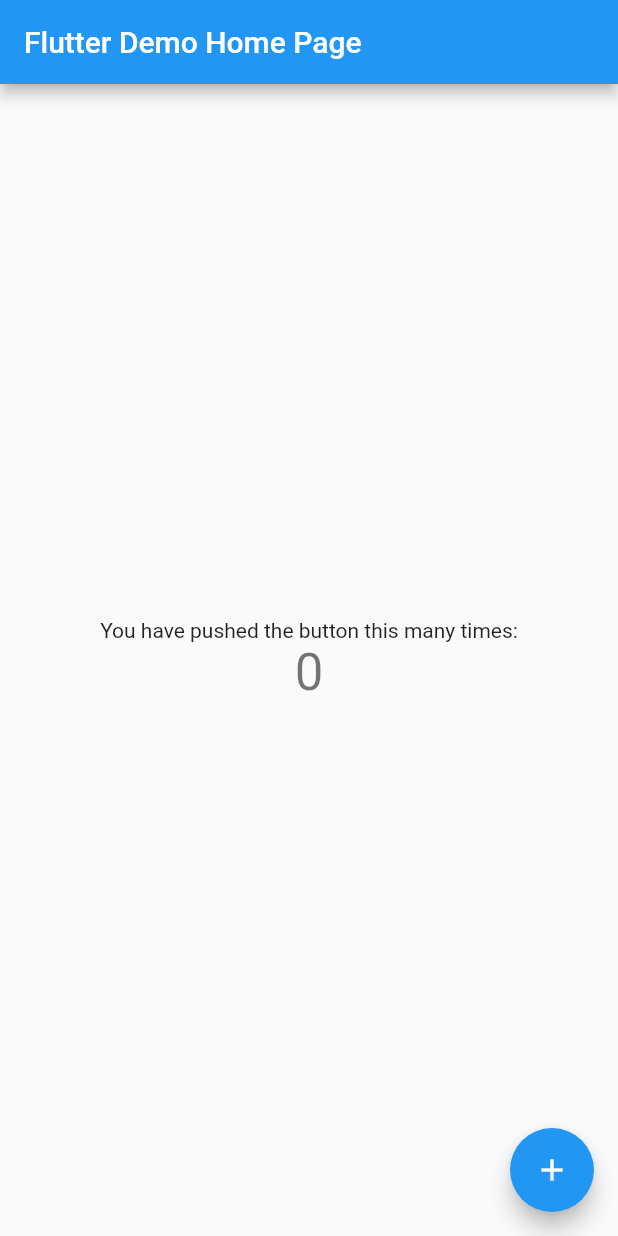
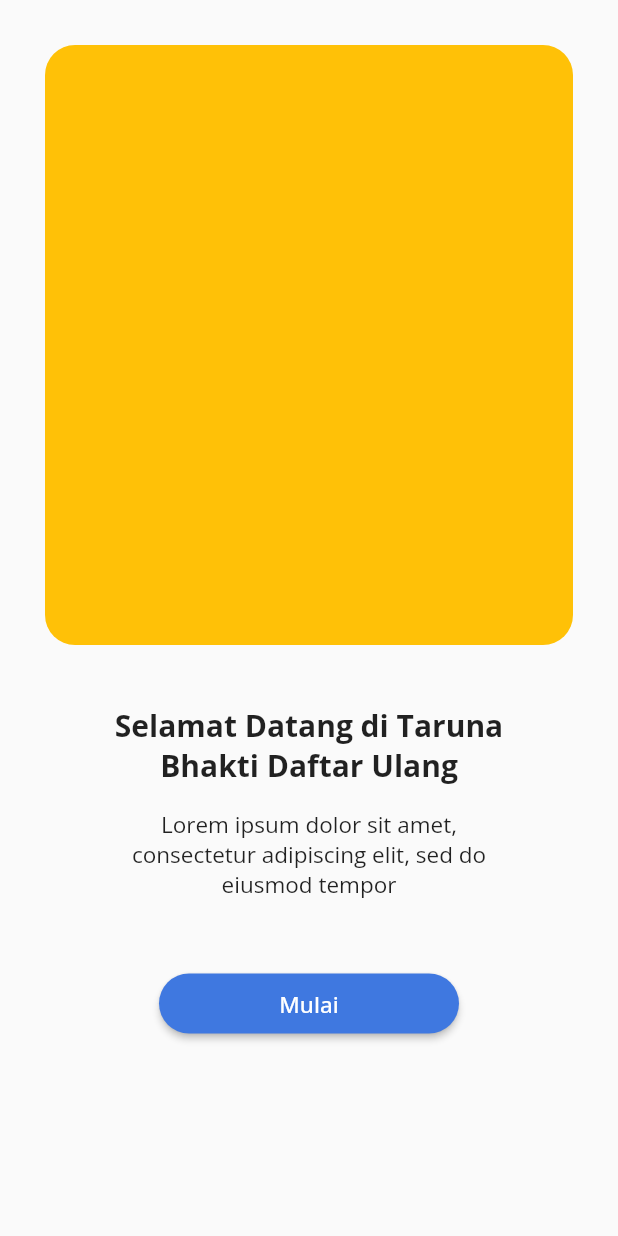
Before and after one commit to APL-Daftar-Ulang/APL-Daftar-Ulang, a Flutter app: the screen it shows after launch, on a phone screen of 412 x 824 dp. Run offline on Flutter 3.47's test engine with Material 2 defaults, Android fonts, the light colour scheme and no system bars; our stand-ins replace google_fonts.

Commit message:
Add Welcome Page

```diff
--- a/lib/main.dart
+++ b/lib/main.dart
@@ -1,3 +1,4 @@
+import 'package:apl_daftar_ulang/welcomePage.dart';
 import 'package:flutter/material.dart';
 
 void main() {
@@ -7,109 +8,12 @@
 class MyApp extends StatelessWidget {
   const MyApp({super.key});
 
-  // This widget is the root of your application.
   @override
   Widget build(BuildContext context) {
     return MaterialApp(
-      title: 'Flutter Demo',
-      theme: ThemeData(
-        // This is the theme of your application.
-        //
-        // Try running your application with "flutter run". You'll see the
-        // application has a blue toolbar. Then, without quitting the app, try
-        // changing the primarySwatch below to Colors.green and then invoke
-        // "hot reload" (press "r" in the console where you ran "flutter run",
-        // or simply save your changes to "hot reload" in a Flutter IDE).
-        // Notice that the counter didn't reset back to zero; the application
-        // is not restarted.
-        primarySwatch: Colors.blue,
-      ),
-      home: const MyHomePage(title: 'Flutter Demo Home Page'),
+      debugShowCheckedModeBanner: false,
+      home: welcomePage(),
+
     );
   }
 }
-
-class MyHomePage extends StatefulWidget {
-  const MyHomePage({super.key, required this.title});
-
-  // This widget is the home page of your application. It is stateful, meaning
-  // that it has a State object (defined below) that contains fields that affect
-  // how it looks.
-
-  // This class is the configuration for the state. It holds the values (in this
-  // case the title) provided by the parent (in this case the App widget) and
-  // used by the build method of the State. Fields in a Widget subclass are
-  // always marked "final".
-
-  final String title;
-
-  @override
-  State<MyHomePage> createState() => _MyHomePageState();
-}
-
-class _MyHomePageState extends State<MyHomePage> {
-  int _counter = 0;
-
-  void _incrementCounter() {
-    setState(() {
-      // This call to setState tells the Flutter framework that something has
-      // changed in this State, which causes it to rerun the build method below
-      // so that the display can reflect the updated values. If we changed
-      // _counter without calling setState(), then the build method would not be
-      // called again, and so nothing would appear to happen.
-      _counter++;
-    });
-  }
-
-  @override
-  Widget build(BuildContext context) {
-    // This method is rerun every time setState is called, for instance as done
-    // by the _incrementCounter method above.
-    //
-    // The Flutter framework has been optimized to make rerunning build methods
-    // fast, so that you can just rebuild anything that needs updating rather
-    // than having to individually change instances of widgets.
-    return Scaffold(
-      appBar: AppBar(
-        // Here we take the value from the MyHomePage object that was created by
-        // the App.build method, and use it to set our appbar title.
-        title: Text(widget.title),
-      ),
-      body: Center(
-        // Center is a layout widget. It takes a single child and positions it
-        // in the middle of the parent.
-        child: Column(
-          // Column is also a layout widget. It takes a list of children and
-          // arranges them vertically. By default, it sizes itself to fit its
-          // children horizontally, and tries to be as tall as its parent.
-          //
-          // Invoke "debug painting" (press "p" in the console, choose the
-          // "Toggle Debug Paint" action from the Flutter Inspector in Android
-          // Studio, or the "Toggle Debug Paint" command in Visual Studio Code)
-          // to see the wireframe for each widget.
-          //
-          // Column has various properties to control how it sizes itself and
-          // how it positions its children. Here we use mainAxisAlignment to
-          // center the children vertically; the main axis here is the vertical
-          // axis because Columns are vertical (the cross axis would be
-          // horizontal).
-          mainAxisAlignment: MainAxisAlignment.center,
-          children: <Widget>[
-            const Text(
-              'You have pushed the button this many times:',
-            ),
-            Text(
-              '$_counter',
-              style: Theme.of(context).textTheme.headlineMedium,
-            ),
-          ],
-        ),
-      ),
-      floatingActionButton: FloatingActionButton(
-        onPressed: _incrementCounter,
-        tooltip: 'Increment',
-        child: const Icon(Icons.add),
-      ), // This trailing comma makes auto-formatting nicer for build methods.
-    );
-  }
-}
--- /dev/null
+++ b/lib/welcomePage.dart
@@ -0,0 +1,84 @@
+import 'package:flutter/material.dart';
+import 'package:flutter/src/widgets/framework.dart';
+import 'package:flutter/src/widgets/placeholder.dart';
+import 'package:google_fonts/google_fonts.dart';
+
+class welcomePage extends StatefulWidget {
+  const welcomePage({super.key});
+
+  @override
+  State<welcomePage> createState() => _welcomePageState();
+}
+
+class _welcomePageState extends State<welcomePage> {
+  @override
+  Widget build(BuildContext context) {
+    return Scaffold(
+      body: Container(
+        padding: EdgeInsets.all(30),
+        child: Column(
+          children: [
+            Container(
+              width: double.infinity,
+              height: 400,
+              decoration: BoxDecoration(
+                color: Colors.amber,
+                borderRadius: BorderRadius.circular(20),
+              ),
+            ),
+            SizedBox(
+              height: 40,
+            ),
+            Container(
+              padding: EdgeInsets.only(left: 35, right: 35),
+              child: Column(
+                children: [
+                  Text(
+                    'Selamat Datang di Taruna Bhakti Daftar Ulang',
+                    style: GoogleFonts.openSans(
+                        fontSize: 20, fontWeight: FontWeight.bold),
+                    textAlign: TextAlign.center,
+                  ),
+                  SizedBox(
+                    height: 15,
+                  ),
+                  Text(
+                    'Lorem ipsum dolor sit amet, consectetur adipiscing elit, sed do eiusmod tempor ',
+                    style: GoogleFonts.openSans(
+                      fontSize: 15,
+                    ),
+                    textAlign: TextAlign.center,
+                  ),
+                  SizedBox(
+                    height: 50,
+                  ),
+                  Container(
+                    width: 200,
+                    height: 40,
+                    child: ElevatedButton(
+                      onPressed: () {},
+                      child: Text(
+                        'Mulai',
+                        style: GoogleFonts.openSans(
+                            fontSize: 15, fontWeight: FontWeight.w500),
+                        textAlign: TextAlign.center,
+                      ),
+                      style: ButtonStyle(
+                        shape: MaterialStateProperty.all(
+                          RoundedRectangleBorder(
+                            borderRadius: BorderRadius.circular(20),
+                          ),
+                        ),
+                        backgroundColor:
+                            MaterialStatePropertyAll(Color(0xff3F78E0)),                      ),
+                    ),
+                  )
+                ],
+              ),
+            )
+          ],
+        ),
+      ),
+    );
+  }
+}
--- a/pubspec.yaml
+++ b/pubspec.yaml
@@ -35,6 +35,7 @@
   # The following adds the Cupertino Icons font to your application.
   # Use with the CupertinoIcons class for iOS style icons.
   cupertino_icons: ^1.0.2
+  google_fonts: ^4.0.4
 
 dev_dependencies:
   flutter_test:
```
Also changed, not shown: pubspec.lock, 1 other file.
